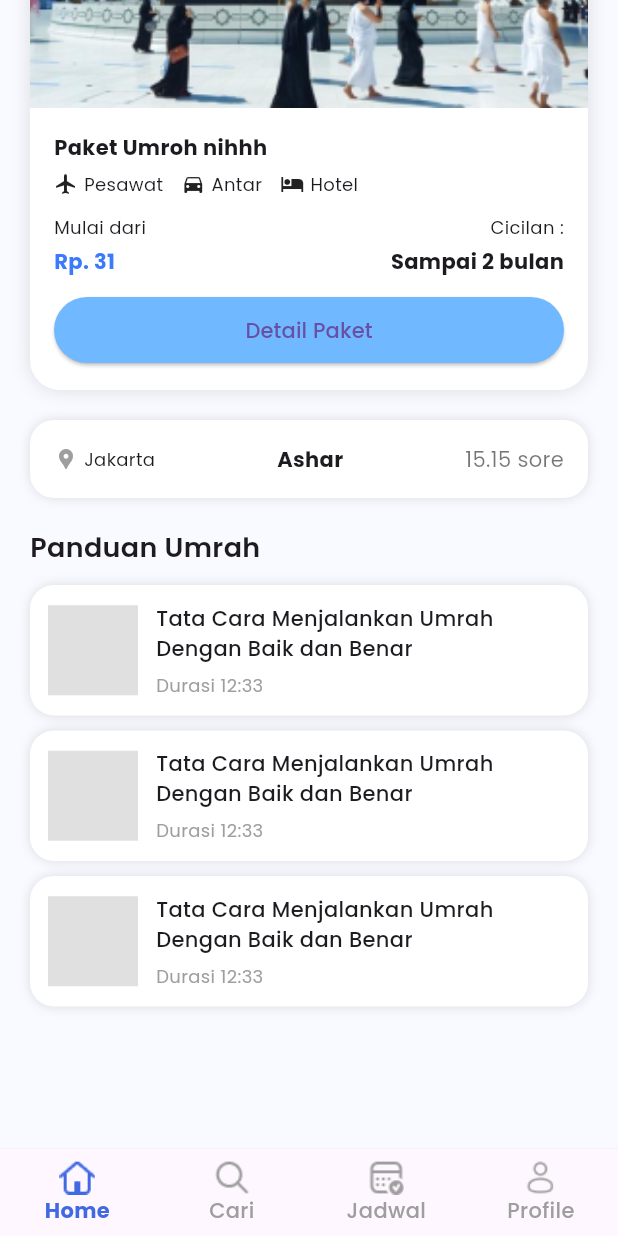
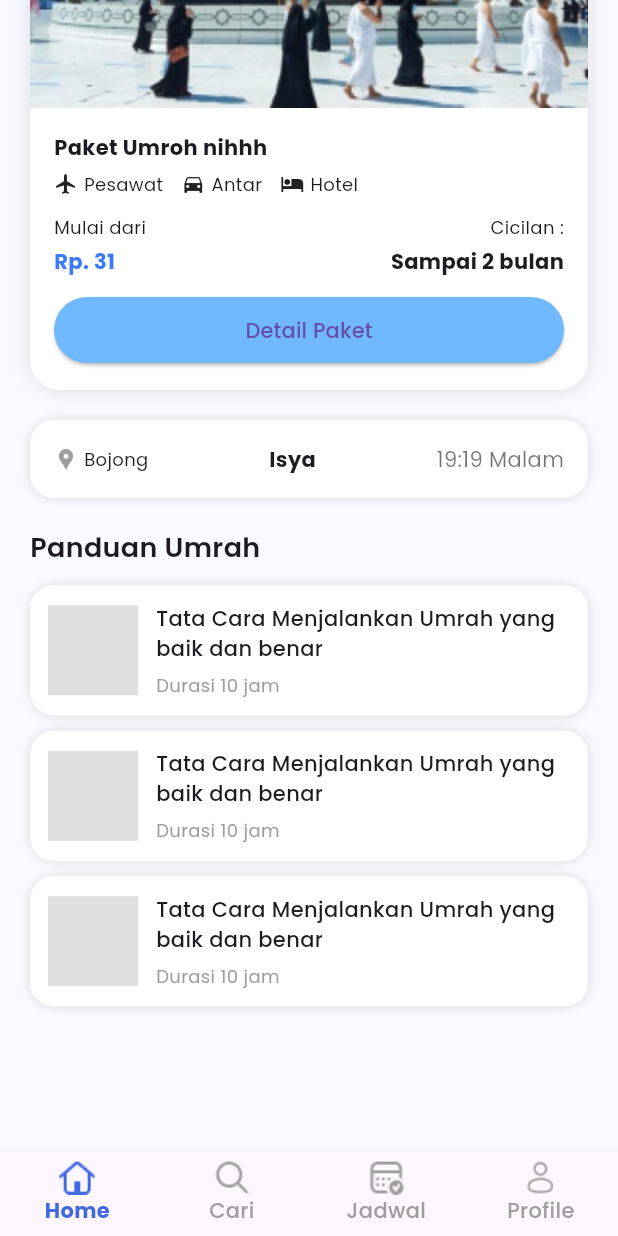
Before and after one commit to Mercuriallz/umroh_mobile_v2, a Flutter app: the BottomMain screen opened directly, scrolled down 576 dp, on a phone screen of 412 x 824 dp. Run offline on Flutter 3.47's test engine with Material 3 defaults, Android fonts, the phone set to English and light mode, and no system bars; our stand-ins replace carousel_slider, flutter_bloc, flutter_dotenv, flutter_easyloading, get, google_fonts.

Commit message:
minor push

```diff
--- a/lib/presentation/bottombar/bottom_bar.dart
+++ b/lib/presentation/bottombar/bottom_bar.dart
@@ -16,9 +16,7 @@ class _BottomMainState extends State<BottomMain> {
   final List<Widget> _screen = [
     const HomePage(),
     const SearchPage(),
-    // const SaldoPage(),
-    // const NotifikasiPage(),
-    // const ProfilePage(),
+
   ];
 
   void _onTapSelected(int index) {
@@ -38,17 +36,11 @@ class _BottomMainState extends State<BottomMain> {
         label: 'Cari',
       ),
       BottomNavigationBarItem(
-        icon: ImageIcon(AssetImage('assets/icons/jadwal_2.png')),
-        label: 'Jadwal'
-      ),
-      // BottomNavigationBarItem(
-      //   icon: ImageIcon(AssetImage('assets/icons/Bell.png')),
-      //   label: 'Notifikasi',
-      // ),
+          icon: ImageIcon(AssetImage('assets/icons/jadwal_2.png')),
+          label: 'Jadwal'),
       BottomNavigationBarItem(
-        icon: ImageIcon(AssetImage('assets/icons/profile_2.png')),
-        label: 'Profile'
-      )
+          icon: ImageIcon(AssetImage('assets/icons/profile_2.png')),
+          label: 'Profile')
     ];
   }
 
--- a/lib/presentation/home/home.dart
+++ b/lib/presentation/home/home.dart
@@ -57,7 +57,7 @@ class HomePage extends StatelessWidget {
         ),
         ClipOval(
           child: Image.asset(
-            'assets/image/profile.png', // ganti dengan path foto user
+            'assets/image/profile.png',
             width: 100,
             height: 100,
             fit: BoxFit.cover,
@@ -218,11 +218,11 @@ class HomePage extends StatelessWidget {
             children: [
               Icon(Icons.location_pin, size: 16, color: Colors.grey),
               SizedBox(width: 4),
-              Text("Jakarta", style: TextStyle(fontSize: 12)),
+              Text("Bojong", style: TextStyle(fontSize: 12)),
             ],
           ),
-          Text("Ashar", style: TextStyle(fontWeight: FontWeight.bold)),
-          Text("15.15 sore", style: TextStyle(color: Colors.black54)),
+          Text("Isya", style: TextStyle(fontWeight: FontWeight.bold)),
+          Text("19:19 Malam", style: TextStyle(color: Colors.black54)),
         ],
       ),
     );
@@ -257,10 +257,10 @@ class HomePage extends StatelessWidget {
                     child: Column(
                       crossAxisAlignment: CrossAxisAlignment.start,
                       children: [
-                        Text("Tata Cara Menjalankan Umrah Dengan Baik dan Benar",
+                        Text("Tata Cara Menjalankan Umrah yang baik dan benar",
                             style: TextStyle(fontWeight: FontWeight.w500)),
                         SizedBox(height: 6),
-                        Text("Durasi 12:33", style: TextStyle(fontSize: 12, color: Colors.grey)),
+                        Text("Durasi 10 jam", style: TextStyle(fontSize: 12, color: Colors.grey)),
                       ],
                     ),
                   )
```
